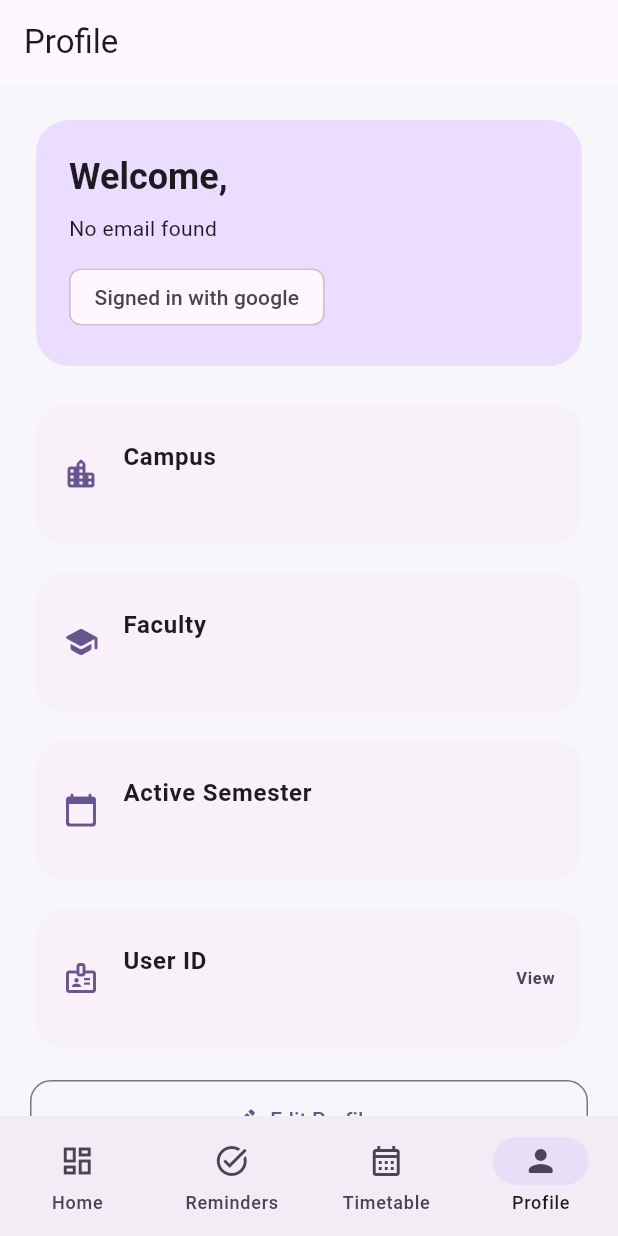
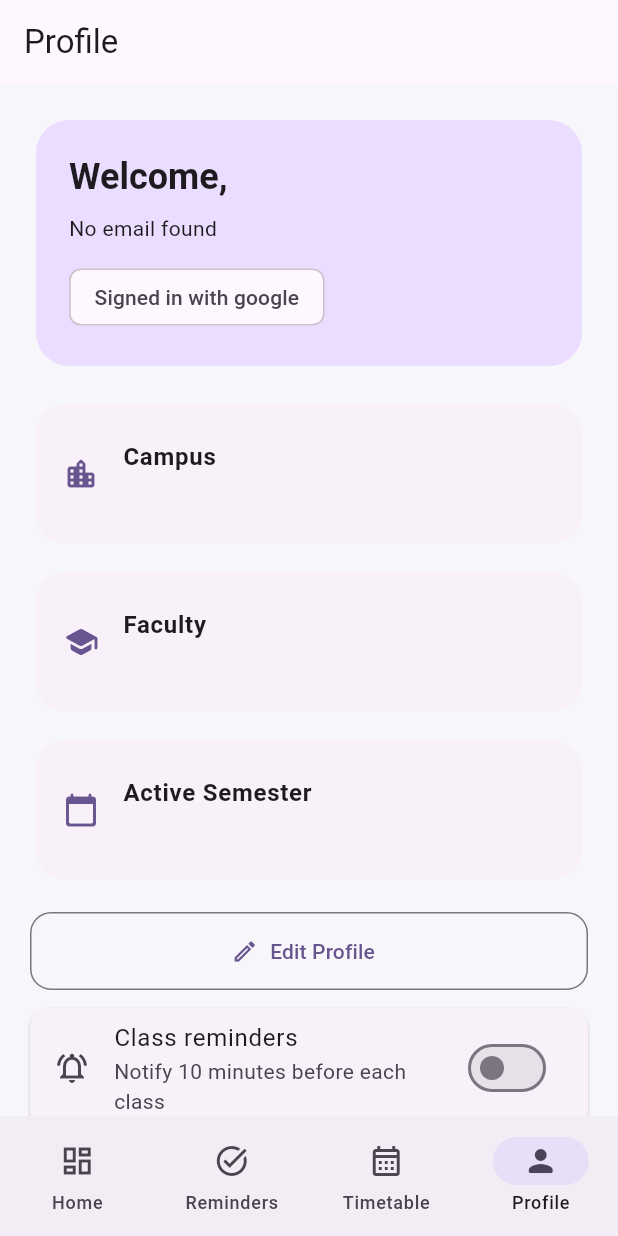
Before and after one commit to syamxm/student_reminder_system, a Flutter app: the screen it shows once a user with an empty profile is signed in, after a tap on the "account circle" icon, on a phone screen of 412 x 824 dp. Run offline on Flutter 3.47's test engine with Material 3 defaults, Android fonts, the light colour scheme and no system bars; our stand-ins replace cloud_firestore, firebase_auth, firebase_core, flutter_local_notifications, flutter_timezone, google_sign_in and 1 more; accounts and stored records are empty; generated files the repository leaves out were written again.

Commit message:
Clean up home/profile UI and remove debug buttons

```diff
--- a/lib/features/dashboard/presentation/tabs/home_tab.dart
+++ b/lib/features/dashboard/presentation/tabs/home_tab.dart
@@ -65,20 +65,6 @@ class HomeTab extends StatelessWidget {
                   const SizedBox(height: 12),
                 ],
 
-                const DashboardInfoCard(
-                  icon: Icons.task_alt_rounded,
-                  title: 'Tasks',
-                  value: 'Active',
-                  description: 'Assignments, homework, and study reminders.',
-                ),
-                const SizedBox(height: 12),
-                const DashboardInfoCard(
-                  icon: Icons.calendar_month_rounded,
-                  title: 'Timetable',
-                  value: 'Soon',
-                  description: 'Weekly class schedule and study sessions.',
-                ),
-                const SizedBox(height: 12),
                 DashboardInfoCard(
                   icon: Icons.local_fire_department_rounded,
                   title: 'Streak',
--- a/lib/features/dashboard/presentation/tabs/profile_tab.dart
+++ b/lib/features/dashboard/presentation/tabs/profile_tab.dart
@@ -6,7 +6,6 @@ import 'package:student_reminder_system/features/auth/data/auth_repo.dart';
 import 'package:student_reminder_system/features/dashboard/presentation/widgets/dashboard_info_card.dart';
 import 'package:student_reminder_system/features/dashboard/presentation/widgets/welcome_card.dart';
 import 'package:student_reminder_system/core/notifications/class_notification_sync.dart';
-import 'package:student_reminder_system/core/notifications/notification_service.dart';
 import 'package:student_reminder_system/features/profile/data/profile_repo.dart';
 import 'package:student_reminder_system/features/profile/data/user_profile_model.dart';
 import 'package:student_reminder_system/features/profile/presentation/profile_screen.dart';
@@ -34,25 +33,27 @@ class ProfileTab extends StatelessWidget {
             ),
             const SizedBox(height: 18),
 
-            if (profile?.campus != null)
+            if (profile?.campus != null) ...[
               DashboardInfoCard(
                 icon: Icons.location_city_rounded,
                 title: 'Campus',
                 value: profile!.campus!,
                 description: '',
               ),
-            if (profile?.campus != null) const SizedBox(height: 12),
+              const SizedBox(height: 12),
+            ],
 
-            if (profile?.faculty != null)
+            if (profile?.faculty != null) ...[
               DashboardInfoCard(
                 icon: Icons.school_rounded,
                 title: 'Faculty',
                 value: profile!.faculty!,
                 description: '',
               ),
-            if (profile?.faculty != null) const SizedBox(height: 12),
+              const SizedBox(height: 12),
+            ],
 
-            if (profile?.activeSemester != null)
+            if (profile?.activeSemester != null) ...[
               DashboardInfoCard(
                 icon: Icons.calendar_today_rounded,
                 title: 'Active Semester',
@@ -65,15 +66,10 @@ class ProfileTab extends StatelessWidget {
                     : profile.activeSemester!,
                 description: '',
               ),
-            if (profile?.activeSemester != null) const SizedBox(height: 12),
+              const SizedBox(height: 12),
+            ],
 
-            DashboardInfoCard(
-              icon: Icons.badge_outlined,
-              title: 'User ID',
-              value: 'View',
-              description: user.uid,
-            ),
-            const SizedBox(height: 18),
+            const SizedBox(height: 6),
 
             OutlinedButton.icon(
               onPressed: () {
@@ -112,25 +108,6 @@ class ProfileTab extends StatelessWidget {
               icon: const Icon(Icons.logout_rounded),
               label: const Text('Logout'),
             ),
-            const SizedBox(height: 12),
-
-            FilledButton.icon(
-              onPressed: () async {
-                await NotificationService.instance.showDebugNotification();
-              },
-              icon: const Icon(Icons.notifications_active_outlined),
-              label: const Text('Send debug notification'),
-            ),
-            const SizedBox(height: 12),
-
-            OutlinedButton.icon(
-              onPressed: () async {
-                await NotificationService.instance.scheduleDebugNotification();
-              },
-              icon: const Icon(Icons.schedule_outlined),
-              label: const Text('Schedule 10-second notification'),
-            ),
-            const SizedBox(height: 12),
           ],
         );
       },
```
